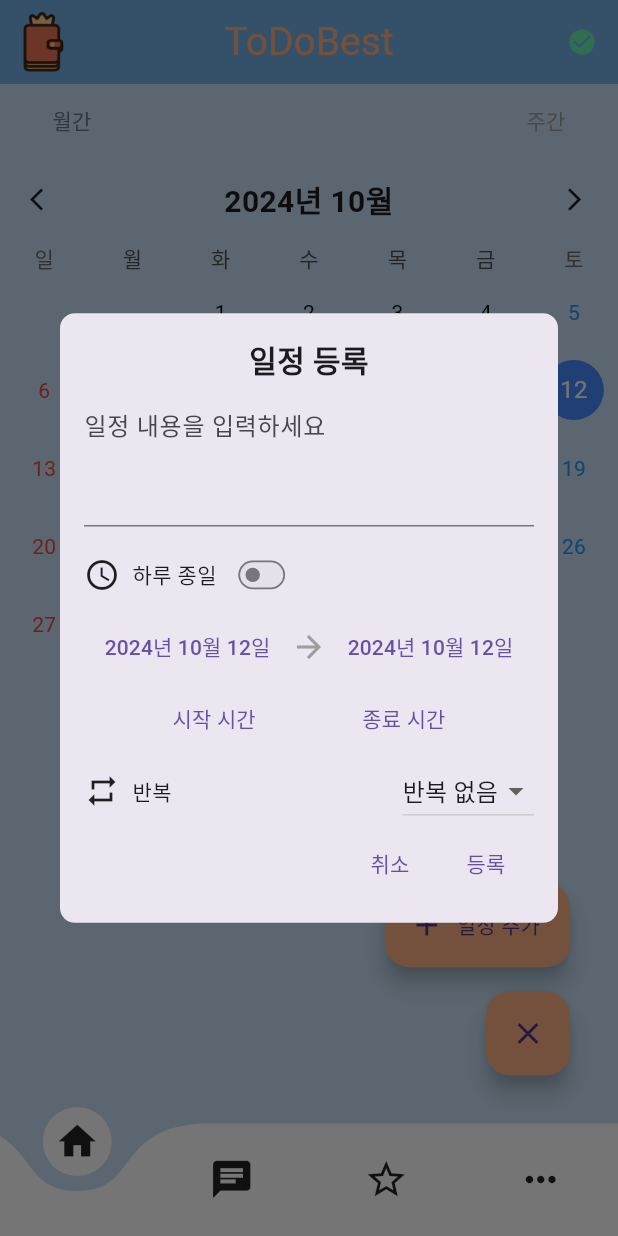
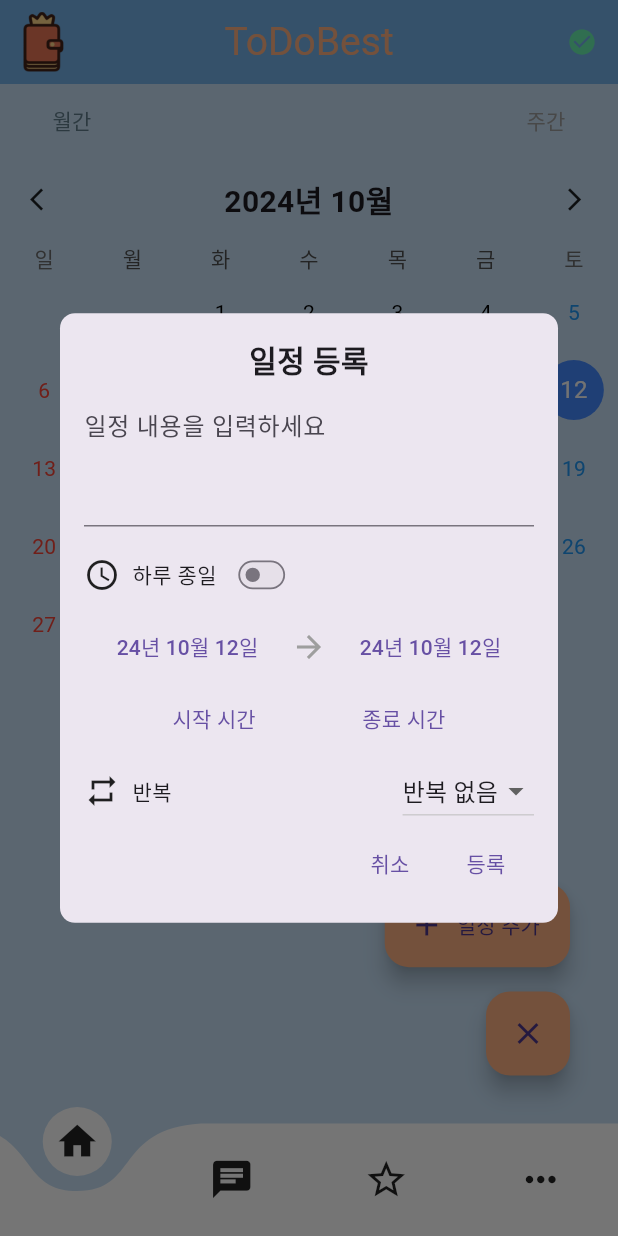
Before and after one commit to Six-Tail/1-4Capstone, a Flutter app: the screen it shows once a user with an empty profile is signed in, after a tap on the "add" icon, after a tap on "일정 추가", on a phone screen of 412 x 824 dp. Run offline on Flutter 3.47's test engine with Material 3 defaults, Android fonts, the phone set to English and light mode, and no system bars; drawn by our look-alikes of curved_navigation_bar, table_calendar; our stand-ins replace cloud_firestore, firebase_auth, firebase_core, flutter_svg, get, google_sign_in and 3 more; missing offline and left inert: flutter_naver_login, kakao_flutter_sdk_user, uni_links2; accounts and stored records are empty.

```diff
--- a/lib/screen/CalenderUtil/event.modal.dart
+++ b/lib/screen/CalenderUtil/event.modal.dart
@@ -198,7 +198,9 @@ class _EventModalState extends State<EventModal> {
         child: ConstrainedBox(
           constraints: BoxConstraints(
             maxHeight: screenHeight * 0.85,
+            maxWidth: screenWidth * 0.9, // 가로 길이를 화면의 90%로 설정
           ),
+          child: SingleChildScrollView(
             child: Padding(
               padding: const EdgeInsets.all(16.0),
               child: Column(
@@ -206,8 +208,8 @@ class _EventModalState extends State<EventModal> {
                 children: [
                   Text(
                     widget.editMode ? '일정 수정' : '일정 등록',
-                style:
-                    const TextStyle(fontSize: 20, fontWeight: FontWeight.bold),
+                    style: const TextStyle(
+                        fontSize: 20, fontWeight: FontWeight.bold),
                   ),
                   SizedBox(height: screenHeight * 0.01),
                   TextField(
@@ -247,24 +249,26 @@ class _EventModalState extends State<EventModal> {
                   Row(
                     mainAxisAlignment: MainAxisAlignment.spaceEvenly,
                     children: [
-                  Column(
-                    children: [
-                      TextButton(
+                      Expanded(
+                        child: TextButton(
                           onPressed: () => _selectDate(context, true),
                           child: Text(
-                            DateFormat('yyyy년 MM월 dd일').format(startDate!)),
+                            DateFormat('yy년 MM월 dd일').format(startDate!),
+                            style: const TextStyle(
+                                overflow: TextOverflow.ellipsis), // 텍스트 오버플로우 처리
                           ),
-                    ],
+                        ),
                       ),
                       const Icon(Icons.arrow_forward, color: Colors.grey),
-                  Column(
-                    children: [
-                      TextButton(
+                      Expanded(
+                        child: TextButton(
                           onPressed: () => _selectDate(context, false),
-                        child:
-                            Text(DateFormat('yyyy년 MM월 dd일').format(endDate!)),
+                          child: Text(
+                            DateFormat('yy년 MM월 dd일').format(endDate!),
+                            style: const TextStyle(
+                                overflow: TextOverflow.ellipsis), // 텍스트 오버플로우 처리
                           ),
-                    ],
+                        ),
                       ),
                     ],
                   ),
@@ -372,7 +376,8 @@ class _EventModalState extends State<EventModal> {
                             // Firestore에 이벤트 추가 또는 수정
                             if (widget.editMode) {
                               _addOrUpdateEventToFirestore(newEvent,
-                              eventId: widget.initialValue); // 수정할 때 이벤트 ID 전달
+                                  eventId:
+                                      widget.initialValue); // 수정할 때 이벤트 ID 전달
                             } else {
                               _addOrUpdateEventToFirestore(newEvent); // 새 이벤트 추가
                             }
@@ -399,6 +404,7 @@ class _EventModalState extends State<EventModal> {
               ),
             ),
           ),
+        ),
       );
     }
   }
--- a/lib/screen/CalenderUtil/event_list.dart
+++ b/lib/screen/CalenderUtil/event_list.dart
@@ -21,7 +21,10 @@ class EventList extends StatelessWidget {
 
   @override
   Widget build(BuildContext context) {
-    List<Event> selectedEvents = events[selectedDay!] ?? []; // 선택된 날짜의 이벤트만 가져옴
+    // 선택된 날짜가 null이 아닐 경우 해당 날짜의 이벤트를 가져옴
+    List<Event> selectedEvents = (selectedDay != null)
+        ? events[selectedDay!.toUtc()] ?? [] // 선택된 날짜를 UTC로 변환
+        : [];
 
     return Expanded(
       child: selectedDay != null && selectedEvents.isNotEmpty
@@ -78,13 +81,16 @@ class EventList extends StatelessWidget {
                   if (value == 'edit') {
                     showDialog(
                       context: context,
-                      builder: (context) => EventModal(
+                      builder: (context) =>
+                          EventModal(
                             selectedDate: selectedDay!,
                             initialValue: event.name,
                             initialTime: event.time,
                             editMode: true,
-                        onSave: (updatedEvent, updatedTime, updatedStartDate, updatedEndDate, repeat) {
-                          editEvent(index, updatedEvent, updatedTime, updatedStartDate, updatedEndDate, repeat);
+                            onSave: (updatedEvent, updatedTime,
+                                updatedStartDate, updatedEndDate, repeat) {
+                              editEvent(index, updatedEvent, updatedTime,
+                                  updatedStartDate, updatedEndDate, repeat);
                             },
                           ),
                     );
@@ -105,7 +111,6 @@ class EventList extends StatelessWidget {
                   ];
                 },
               ),
-
             ),
           );
         },
```
Also changed, not shown: lib/screen/Calender.Screen.dart (+35 -23 lines). Lines whose indentation alone changed are shown as unchanged.
